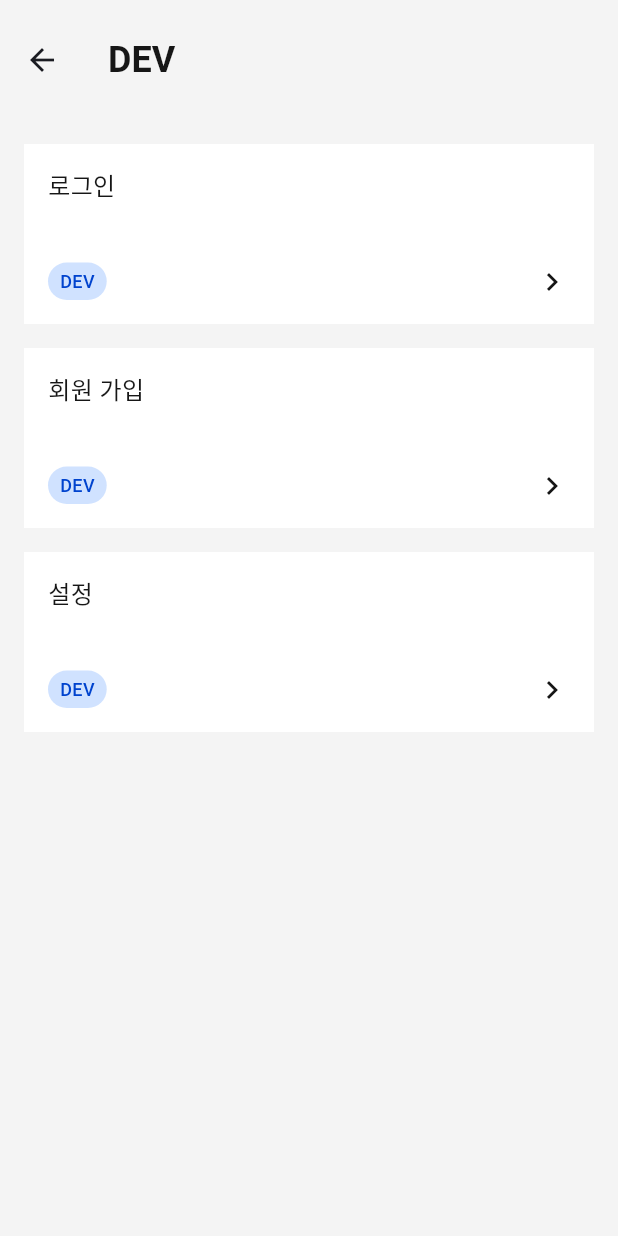
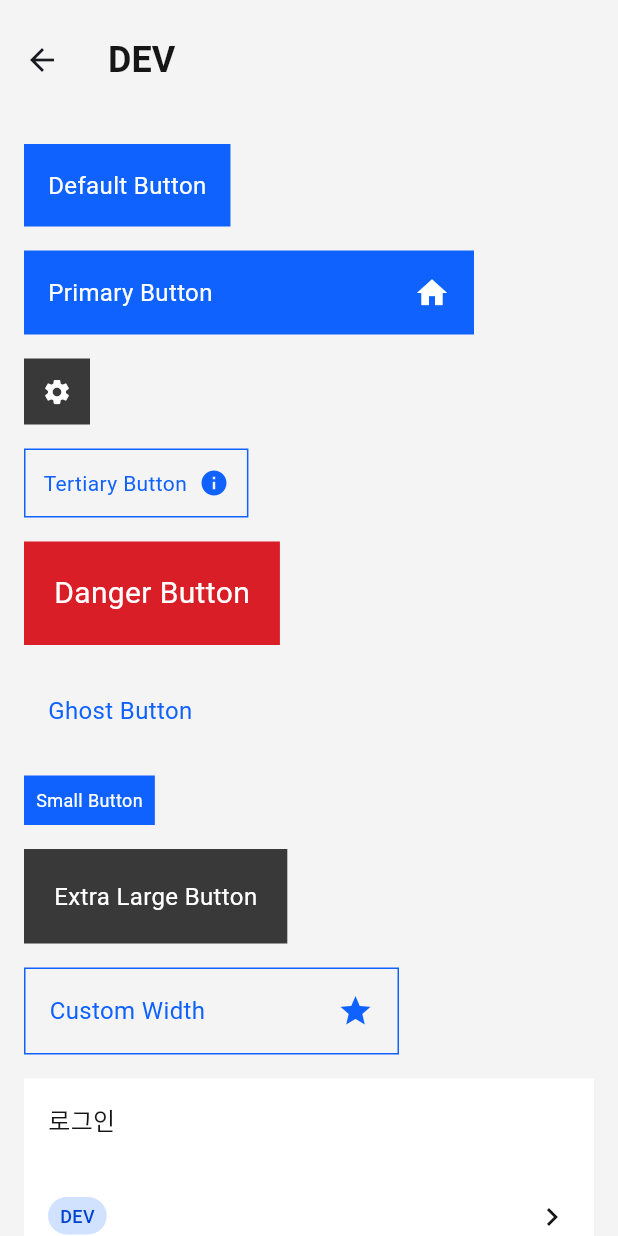
Before and after one commit to joonseo1227/LetsMerge-FE, a Flutter app: the DevPage screen opened directly, on a phone screen of 412 x 824 dp. Run offline on Flutter 3.47's test engine with Material 3 defaults, Android fonts, the light colour scheme and no system bars; our stand-ins replace firebase_auth, firebase_core, flutter_riverpod; accounts and stored records are empty; Roboto replaces fonts that are missing (Pretendard).

Commit message:
feat: c_button.dart 추가

```diff
--- a/lib/screens/dev_page.dart
+++ b/lib/screens/dev_page.dart
@@ -3,6 +3,7 @@ import 'package:letsmerge/config/color.dart';
 import 'package:letsmerge/screens/auth/log_in_page.dart';
 import 'package:letsmerge/screens/auth/sign_up_page.dart';
 import 'package:letsmerge/screens/settings_page.dart';
+import 'package:letsmerge/widgets/c_button.dart';
 import 'package:letsmerge/widgets/c_ink_well.dart';
 
 class DevPage extends StatelessWidget {
@@ -20,6 +21,87 @@ class DevPage extends StatelessWidget {
           child: Column(
             crossAxisAlignment: CrossAxisAlignment.start,
             children: [
+              CButton(
+                label: 'Default Button',
+                onTap: () {
+                  debugPrint('Default Button Clicked');
+                },
+              ),
+              SizedBox(height: 16),
+              CButton(
+                style: CButtonStyle.primary,
+                label: 'Primary Button',
+                icon: Icons.home,
+                width: 300,
+                onTap: () {
+                  debugPrint('Primary Button Clicked');
+                },
+              ),
+              SizedBox(height: 16),
+              CButton(
+                style: CButtonStyle.secondary,
+                icon: Icons.settings,
+                size: CButtonSize.medium,
+                onTap: () {
+                  debugPrint('Secondary Button Clicked');
+                },
+              ),
+              SizedBox(height: 16),
+              CButton(
+                style: CButtonStyle.tertiary,
+                label: 'Tertiary Button',
+                icon: Icons.info,
+                size: CButtonSize.medium,
+                onTap: () {
+                  debugPrint('Tertiary Button Clicked');
+                },
+              ),
+              SizedBox(height: 16),
+              CButton(
+                style: CButtonStyle.danger,
+                label: 'Danger Button',
+                size: CButtonSize.x2Large,
+                onTap: () {
+                  debugPrint('Danger Button Clicked');
+                },
+              ),
+              SizedBox(height: 16),
+              CButton(
+                style: CButtonStyle.ghost,
+                label: 'Ghost Button',
+                onTap: () {
+                  debugPrint('Ghost Button Clicked');
+                },
+              ),
+              SizedBox(height: 16),
+              CButton(
+                style: CButtonStyle.primary,
+                label: 'Small Button',
+                size: CButtonSize.small,
+                onTap: () {
+                  debugPrint('Small Button Clicked');
+                },
+              ),
+              SizedBox(height: 16),
+              CButton(
+                style: CButtonStyle.secondary,
+                label: 'Extra Large Button',
+                size: CButtonSize.extraLarge,
+                onTap: () {
+                  debugPrint('Extra Large Button Clicked');
+                },
+              ),
+              SizedBox(height: 16),
+              CButton(
+                style: CButtonStyle.tertiary,
+                label: 'Custom Width',
+                icon: Icons.star,
+                width: 250,
+                onTap: () {
+                  debugPrint('Custom Width Button Clicked');
+                },
+              ),
+              SizedBox(height: 16),
               CInkWell(
                 onTap: () {
                   Navigator.of(context).push(
--- /dev/null
+++ b/lib/widgets/c_button.dart
@@ -0,0 +1,167 @@
+import 'package:flutter/material.dart';
+import 'package:letsmerge/config/color.dart';
+import 'package:letsmerge/widgets/c_ink_well.dart';
+
+/// 버튼 크기를 정의하는 enum
+enum CButtonSize {
+  small,
+  medium,
+  large,
+  extraLarge,
+  x2Large,
+}
+
+/// 버튼 스타일을 관리하는 클래스
+class CButtonStyle {
+  final Color backgroundColor;
+  final Color labelColor;
+  final Color iconColor;
+  final BorderSide? border;
+
+  const CButtonStyle({
+    required this.backgroundColor,
+    required this.labelColor,
+    required this.iconColor,
+    this.border,
+  });
+
+  /// 기본 스타일 (Primary 스타일)
+  static const CButtonStyle primary = CButtonStyle(
+    backgroundColor: blue60,
+    labelColor: white,
+    iconColor: white,
+  );
+
+  /// Secondary 스타일
+  static const CButtonStyle secondary = CButtonStyle(
+    backgroundColor: grey80,
+    labelColor: white,
+    iconColor: white,
+  );
+
+  /// Tertiary 스타일
+  static const CButtonStyle tertiary = CButtonStyle(
+    backgroundColor: Colors.transparent,
+    labelColor: blue60,
+    iconColor: blue60,
+    border: BorderSide(
+      color: blue60,
+      width: 1,
+    ),
+  );
+
+  /// Danger 스타일
+  static const CButtonStyle danger = CButtonStyle(
+    backgroundColor: red60,
+    labelColor: white,
+    iconColor: white,
+  );
+
+  /// Ghost 스타일
+  static const CButtonStyle ghost = CButtonStyle(
+    backgroundColor: Colors.transparent,
+    labelColor: blue60,
+    iconColor: blue60,
+  );
+}
+
+/// 버튼 크기를 관리하는 클래스
+class CButtonSizes {
+  static const Map<CButtonSize, EdgeInsets> sizes = {
+    CButtonSize.small: EdgeInsets.all(8),
+    CButtonSize.medium: EdgeInsets.all(12),
+    CButtonSize.large: EdgeInsets.all(16),
+    CButtonSize.extraLarge: EdgeInsets.all(20),
+    CButtonSize.x2Large: EdgeInsets.all(20),
+  };
+
+  static const Map<CButtonSize, double> textSizes = {
+    CButtonSize.small: 12,
+    CButtonSize.medium: 14,
+    CButtonSize.large: 16,
+    CButtonSize.extraLarge: 16,
+    CButtonSize.x2Large: 20,
+  };
+
+  static const Map<CButtonSize, double> iconSizes = {
+    CButtonSize.small: 16,
+    CButtonSize.medium: 20,
+    CButtonSize.large: 24,
+    CButtonSize.extraLarge: 28,
+    CButtonSize.x2Large: 32,
+  };
+}
+
+///
+/// [CButton] 위젯
+///
+/// Parameter:
+/// - [label]: 버튼에 표시될 텍스트
+/// - [icon]: 버튼에 표시될 아이콘
+/// - [size]: 버튼 크기 (CButtonSize.small, CButtonSize.large 등)
+/// - [style]: 버튼의 스타일 (CButtonStyle.primary, CButtonStyle.tertiary 등)
+/// - [width]: 버튼의 고정 너비
+/// - [onTap]: 버튼을 눌렀을 때 실행되는 콜백 함수
+///
+class CButton extends StatelessWidget {
+  final String? label;
+  final IconData? icon;
+  final CButtonSize size;
+  final CButtonStyle style;
+  final double? width;
+  final VoidCallback? onTap;
+
+  const CButton({
+    super.key,
+    this.label,
+    this.icon,
+    this.size = CButtonSize.large,
+    this.style = CButtonStyle.primary,
+    this.width,
+    this.onTap,
+  });
+
+  @override
+  Widget build(BuildContext context) {
+    final bool isDisabled = onTap == null;
+
+    return Opacity(
+      opacity: isDisabled ? 0.4 : 1.0,
+      child: CInkWell(
+        onTap: isDisabled ? null : onTap,
+        child: Container(
+          padding: CButtonSizes.sizes[size]!,
+          width: width,
+          decoration: BoxDecoration(
+            color: style.backgroundColor,
+            border: style.border != null
+                ? Border.fromBorderSide(style.border!)
+                : null,
+          ),
+          child: Row(
+            mainAxisSize: width != null ? MainAxisSize.max : MainAxisSize.min,
+            children: [
+              if (label != null)
+                Text(
+                  label!,
+                  style: TextStyle(
+                    color: style.labelColor,
+                    fontSize: CButtonSizes.textSizes[size],
+                  ),
+                ),
+              if (icon != null) ...[
+                if (label != null && width == null) SizedBox(width: 8),
+                if (width != null) Spacer(),
+                Icon(
+                  icon,
+                  color: style.iconColor,
+                  size: CButtonSizes.iconSizes[size],
+                ),
+              ],
+            ],
+          ),
+        ),
+      ),
+    );
+  }
+}
--- a/lib/widgets/c_ink_well.dart
+++ b/lib/widgets/c_ink_well.dart
@@ -2,14 +2,19 @@ import 'package:flutter/material.dart';
 
 class CInkWell extends StatefulWidget {
   final Widget child;
-  final Function onTap;
+
+  /// 버튼을 눌렀을 때 실행될 함수
+  /// null일 경우 비활성화 상태로 동작
+  final VoidCallback? onTap;
+
+  /// 버튼을 눌렀을 때의 축소 비율 (기본값: 0.9)
   final double shrinkScale;
 
   const CInkWell({
     super.key,
     required this.child,
-    required this.onTap,
-    this.shrinkScale = 0.98,
+    this.onTap,
+    this.shrinkScale = 0.9,
   });
 
   @override
@@ -42,23 +47,29 @@ class _CInkWellState extends State<CInkWell>
   }
 
   void _onTapDown(TapDownDetails _) {
+    if (widget.onTap != null) {
       setState(() => _isPressed = true);
       _animationController.forward();
     }
+  }
 
   void _onTapUp(TapUpDetails _) {
+    if (widget.onTap != null) {
       Future.delayed(Duration(milliseconds: 150), () {
         setState(() => _isPressed = false);
         _animationController.reverse();
       });
-    widget.onTap();
+      widget.onTap?.call();
+    }
   }
 
   void _onTapCancel() {
+    if (widget.onTap != null) {
       Future.delayed(Duration(milliseconds: 150), () {
         setState(() => _isPressed = false);
         _animationController.reverse();
       });
+    }
   }
 
   @override
```
Lines whose indentation alone changed are shown as unchanged.
